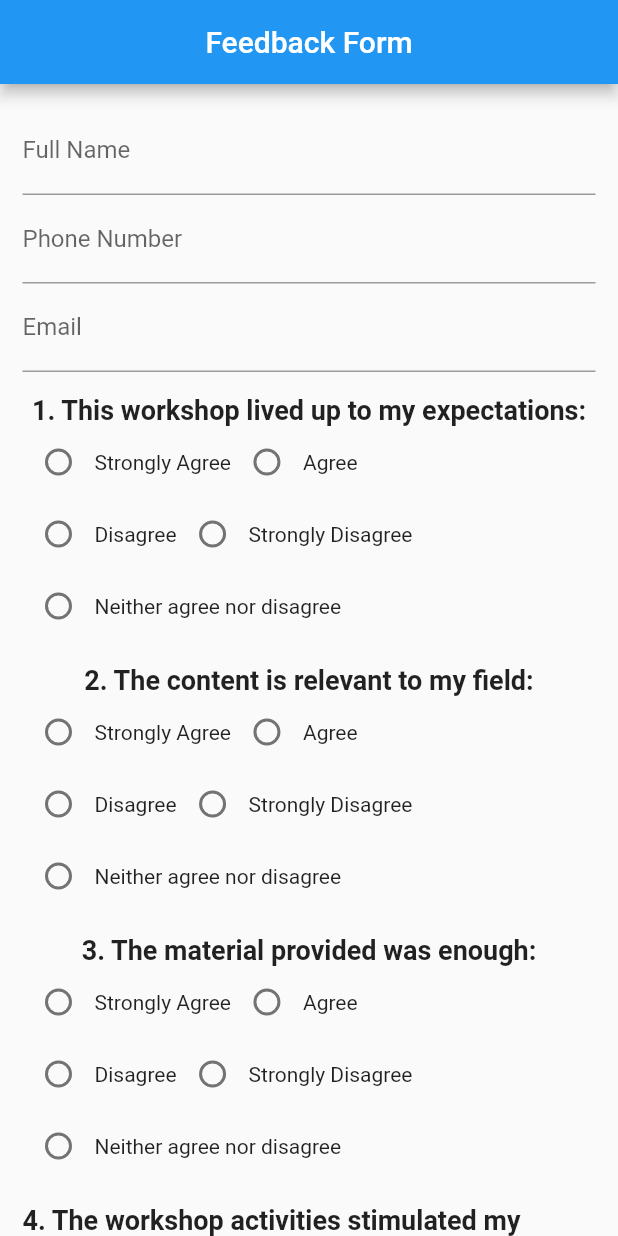
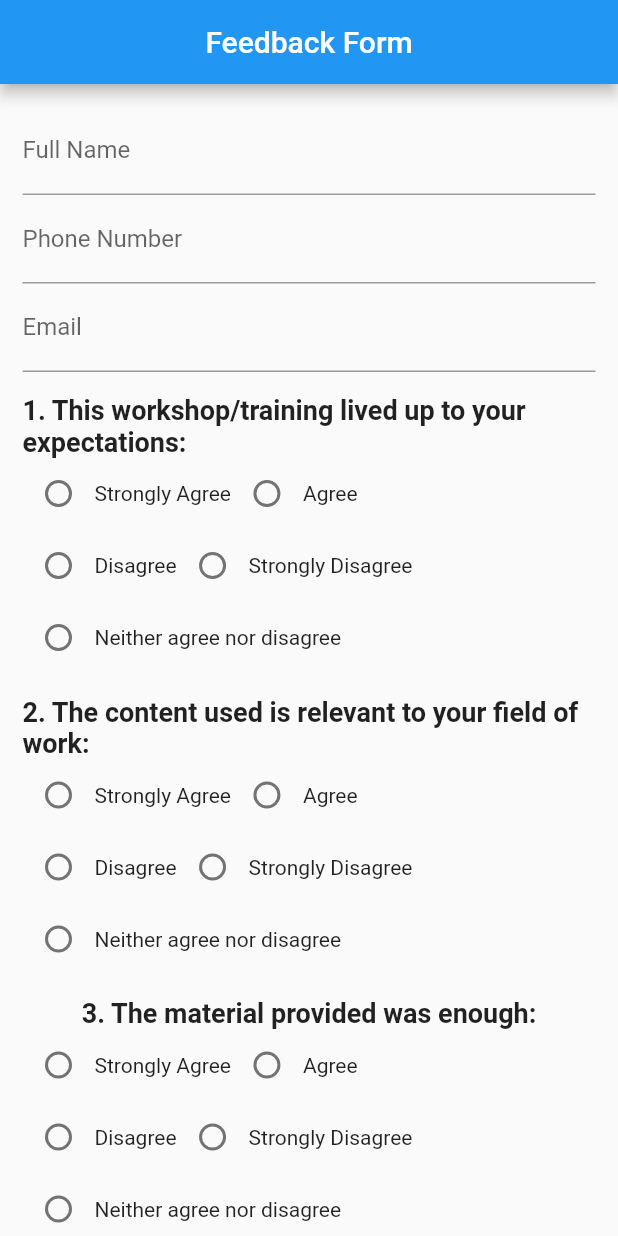
Before and after one commit to medhak16/ETILabs_FirebaseForm, a Flutter app: the screen it shows after launch, on a phone screen of 412 x 824 dp. Run offline on Flutter 3.47's test engine with Material 2 defaults, Android fonts, the phone set to English and light mode, and no system bars; our stand-ins replace firebase_core, firebase_database, validators; accounts and stored records are empty.

Commit message:
final changes

```diff
--- a/lib/main.dart
+++ b/lib/main.dart
@@ -9,7 +9,9 @@ void main() => runApp(MyApp());
 class MyApp extends StatelessWidget {
   @override
   Widget build(BuildContext context) {
+
     return MaterialApp(
+      debugShowCheckedModeBanner: false,
       home: Scaffold(
         appBar: AppBar(
           title: Text('Feedback Form'),
@@ -248,7 +250,7 @@ class _TestFormState extends State<TestForm> {
           SizedBox(height: 15.0),
           Column(
             children: <Widget>[
-              Text('1. This workshop lived up to my expectations:',
+              Text('1. This workshop/training lived up to your expectations:',
                 style: new TextStyle(
                   fontWeight: FontWeight.bold,
                   fontSize: 18.0,
@@ -301,7 +303,7 @@ class _TestFormState extends State<TestForm> {
                 ],
               ),
               SizedBox(height: 15.0,),
-              Text('2. The content is relevant to my field:',
+              Text('2. The content used is relevant to your field of work:',
                 style: new TextStyle(
                   fontWeight: FontWeight.bold,
                   fontSize: 18.0,
```
